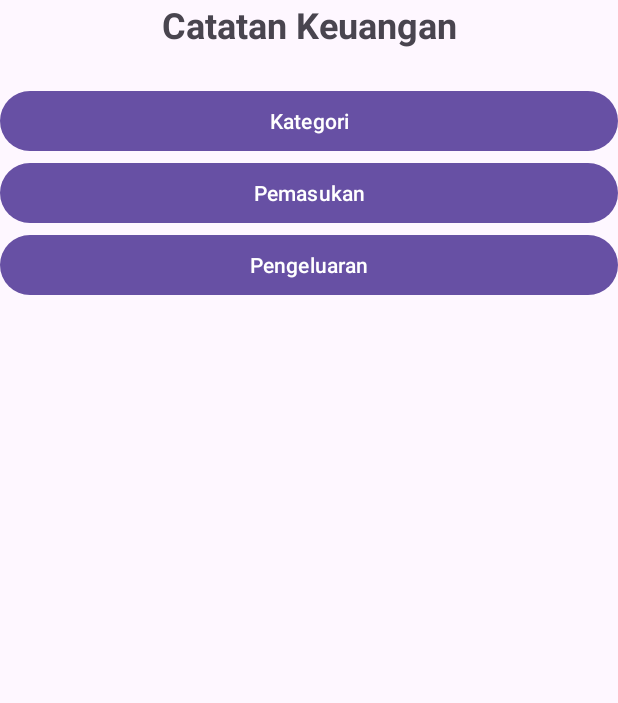
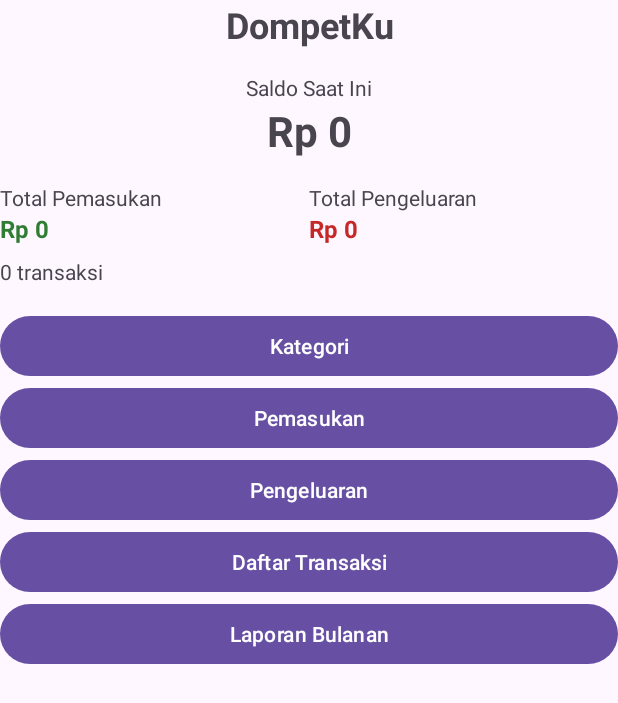
Before and after one commit to FelixVal05/Dompetku_C14240190, an Android app: the screen it shows after launch (MainActivity), on a phone screen of 412 x 824 dp. Shown: the top 703 px of the screen. Run offline under Robolectric (Android 15) with nearby library versions, the phone set to English and light mode, and no system bars.

Commit message:
Fix: activity_main.xml

```diff
--- a/app/src/main/res/layout/activity_main.xml
+++ b/app/src/main/res/layout/activity_main.xml
@@ -1,6 +1,5 @@
 <?xml version="1.0" encoding="utf-8"?>
-<LinearLayout
-    xmlns:android="http://schemas.android.com/apk/res/android"
+<LinearLayout xmlns:android="http://schemas.android.com/apk/res/android"
     xmlns:tools="http://schemas.android.com/tools"
     android:id="@+id/main"
     android:layout_width="match_parent"
@@ -13,11 +12,90 @@
         android:id="@+id/tvJudul"
         android:layout_width="match_parent"
         android:layout_height="wrap_content"
-        android:layout_marginBottom="24dp"
+        android:layout_marginBottom="16dp"
         android:gravity="center"
-        android:text="Catatan Keuangan"
+        android:text="DompetKu"
         android:textSize="24sp"
         android:textStyle="bold">
+    </TextView>
+
+    <TextView
+        android:layout_width="match_parent"
+        android:layout_height="wrap_content"
+        android:gravity="center"
+        android:text="Saldo Saat Ini">
+    </TextView>
+
+    <TextView
+        android:id="@+id/tvSaldo"
+        android:layout_width="match_parent"
+        android:layout_height="wrap_content"
+        android:layout_marginBottom="16dp"
+        android:gravity="center"
+        android:text="Rp 0"
+        android:textSize="28sp"
+        android:textStyle="bold">
+    </TextView>
+
+    <LinearLayout
+        android:layout_width="match_parent"
+        android:layout_height="wrap_content"
+        android:layout_marginBottom="8dp"
+        android:orientation="horizontal">
+
+        <LinearLayout
+            android:layout_width="0dp"
+            android:layout_height="wrap_content"
+            android:layout_weight="1"
+            android:orientation="vertical">
+
+            <TextView
+                android:layout_width="wrap_content"
+                android:layout_height="wrap_content"
+                android:text="Total Pemasukan">
+            </TextView>
+
+            <TextView
+                android:id="@+id/tvTotalPemasukan"
+                android:layout_width="wrap_content"
+                android:layout_height="wrap_content"
+                android:text="Rp 0"
+                android:textColor="#2E7D32"
+                android:textSize="16sp"
+                android:textStyle="bold">
+            </TextView>
+        </LinearLayout>
+
+        <LinearLayout
+            android:layout_width="0dp"
+            android:layout_height="wrap_content"
+            android:layout_weight="1"
+            android:orientation="vertical">
+
+            <TextView
+                android:layout_width="wrap_content"
+                android:layout_height="wrap_content"
+                android:text="Total Pengeluaran">
+            </TextView>
+
+            <TextView
+                android:id="@+id/tvTotalPengeluaran"
+                android:layout_width="wrap_content"
+                android:layout_height="wrap_content"
+                android:text="Rp 0"
+                android:textColor="#C62828"
+                android:textSize="16sp"
+                android:textStyle="bold">
+            </TextView>
+        </LinearLayout>
+    </LinearLayout>
+
+    <TextView
+        android:id="@+id/tvJumlahTransaksi"
+        android:layout_width="match_parent"
+        android:layout_height="wrap_content"
+        android:layout_marginBottom="16dp"
+        android:text="0 transaksi">
     </TextView>
 
     <Button
@@ -40,4 +118,19 @@
         android:layout_height="wrap_content"
         android:text="Pengeluaran">
     </Button>
+
+    <Button
+        android:id="@+id/btnTransaksi"
+        android:layout_width="match_parent"
+        android:layout_height="wrap_content"
+        android:text="Daftar Transaksi">
+    </Button>
+
+    <Button
+        android:id="@+id/btnLaporan"
+        android:layout_width="match_parent"
+        android:layout_height="wrap_content"
+        android:text="Laporan Bulanan">
+    </Button>
+
 </LinearLayout>
```
